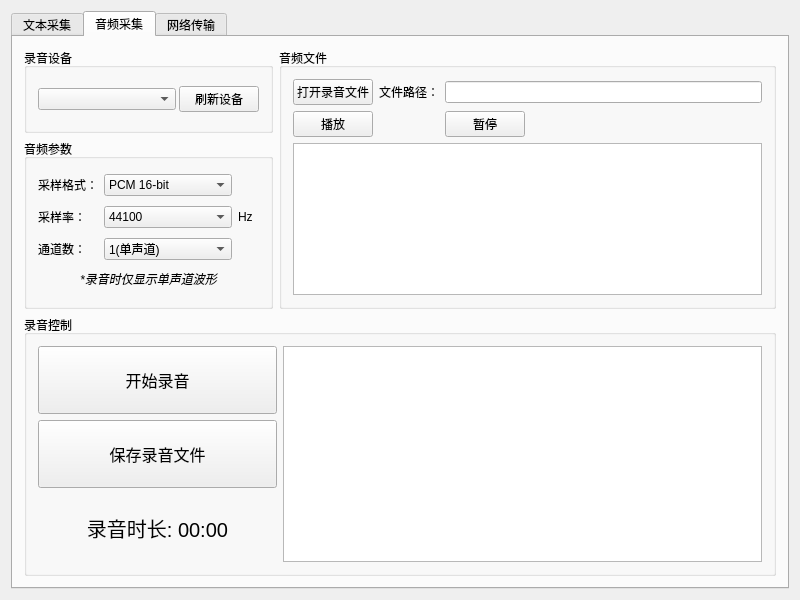
Qt form SignalTransmitter/mainwindow.ui (RyougiSama/SignalTransmitter) before a commit.
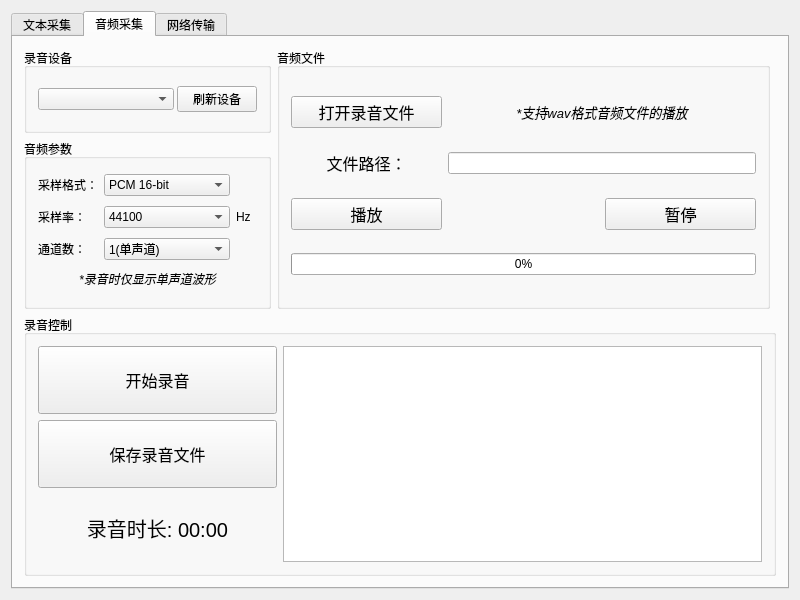
The same form after that commit. Icons and pictures are not drawn. Custom widgets are drawn as their Qt base class.

Commit message:
优化主窗口界面布局和控件属性
在 `mainwindow.ui` 文件中，重组了多个界面元素，修改了布局的行列伸缩属性，增加了新的控件并调整了现有控件的位置。将“音频文件”组框标题更改为“录音控制”，更新了相关按钮的文本和图标，新增“保存录音文件”和“播放”按钮，并调整了它们的属性。更新了“录音时长”标签的文本和样式，移除了不再需要的控件，优化了整体界面布局。

What changed in the file:
```diff
--- a/SignalTransmitter/mainwindow.ui
+++ b/SignalTransmitter/mainwindow.ui
@@ -181,7 +181,7 @@
       <attribute name="title">
        <string>音频采集</string>
       </attribute>
-      <layout class="QGridLayout" name="gridLayout_11" rowstretch="1,1" columnstretch="1,2">
+      <layout class="QGridLayout" name="gridLayout_11" rowstretch="1,1" columnstretch="1,2,0">
        <item row="0" column="0">
         <layout class="QVBoxLayout" name="verticalLayout_2" stretch="1,2">
          <item>
@@ -316,131 +316,7 @@
          </item>
         </layout>
        </item>
-       <item row="0" column="1">
-        <widget class="QGroupBox" name="groupBox_10">
-         <property name="title">
-          <string>音频文件</string>
-         </property>
-         <layout class="QGridLayout" name="gridLayout_10">
-          <item row="0" column="0">
-           <widget class="QPushButton" name="btn_open_record_file">
-            <property name="font">
-             <font>
-              <pointsize>9</pointsize>
-             </font>
-            </property>
-            <property name="cursor">
-             <cursorShape>PointingHandCursor</cursorShape>
-            </property>
-            <property name="text">
-             <string>打开录音文件</string>
-            </property>
-            <property name="icon">
-             <iconset resource="mainwindow.qrc">
-              <normaloff>:/MainWindow/Resource/file_open.png</normaloff>:/MainWindow/Resource/file_open.png</iconset>
-            </property>
-            <property name="iconSize">
-             <size>
-              <width>20</width>
-              <height>20</height>
-             </size>
-            </property>
-            <property name="checkable">
-             <bool>false</bool>
-            </property>
-           </widget>
-          </item>
-          <item row="0" column="1">
-           <widget class="QLabel" name="label_8">
-            <property name="text">
-             <string>文件路径：</string>
-            </property>
-           </widget>
-          </item>
-          <item row="0" column="2">
-           <widget class="QLineEdit" name="lineEdit"/>
-          </item>
-          <item row="1" column="0">
-           <widget class="QPushButton" name="btn_play_record">
-            <property name="sizePolicy">
-             <sizepolicy hsizetype="Fixed" vsizetype="Fixed">
-              <horstretch>0</horstretch>
-              <verstretch>0</verstretch>
-             </sizepolicy>
-            </property>
-            <property name="minimumSize">
-             <size>
-              <width>0</width>
-              <height>0</height>
-             </size>
-            </property>
-            <property name="baseSize">
-             <size>
-              <width>0</width>
-              <height>0</height>
-             </size>
-            </property>
-            <property name="font">
-             <font>
-              <pointsize>9</pointsize>
-             </font>
-            </property>
-            <property name="cursor">
-             <cursorShape>PointingHandCursor</cursorShape>
-            </property>
-            <property name="text">
-             <string>播放</string>
-            </property>
-            <property name="icon">
-             <iconset resource="mainwindow.qrc">
-              <normaloff>:/MainWindow/Resource/media_control.png</normaloff>:/MainWindow/Resource/media_control.png</iconset>
-            </property>
-            <property name="iconSize">
-             <size>
-              <width>20</width>
-              <height>20</height>
-             </size>
-            </property>
-           </widget>
-          </item>
-          <item row="1" column="2">
-           <widget class="QPushButton" name="btn_suspend_record">
-            <property name="sizePolicy">
-             <sizepolicy hsizetype="Fixed" vsizetype="Fixed">
-              <horstretch>0</horstretch>
-              <verstretch>0</verstretch>
-             </sizepolicy>
-            </property>
-            <property name="font">
-             <font>
-              <pointsize>9</pointsize>
-             </font>
-            </property>
-            <property name="cursor">
-             <cursorShape>PointingHandCursor</cursorShape>
-            </property>
-            <property name="text">
-             <string>暂停</string>
-            </property>
-            <property name="icon">
-             <iconset resource="mainwindow.qrc">
-              <normaloff>:/MainWindow/Resource/media_control_stop.png</normaloff>:/MainWindow/Resource/media_control_stop.png</iconset>
-            </property>
-            <property name="iconSize">
-             <size>
-              <width>20</width>
-              <height>20</height>
-             </size>
-            </property>
-           </widget>
-          </item>
-          <item row="2" column="0" colspan="3">
-           <widget class="QGraphicsView" name="graphicsView_2"/>
-          </item>
-         </layout>
-        </widget>
-       </item>
-       <item row="1" column="0" colspan="2">
+       <item row="1" column="0" colspan="3">
         <widget class="QGroupBox" name="groupBox_9">
          <property name="title">
           <string>录音控制</string>
@@ -535,6 +411,177 @@
          </layout>
         </widget>
        </item>
+       <item row="0" column="1">
+        <widget class="QGroupBox" name="groupBox_10">
+         <property name="title">
+          <string>音频文件</string>
+         </property>
+         <layout class="QGridLayout" name="gridLayout_10" rowstretch="1,0,0,0">
+          <item row="3" column="0" colspan="3">
+           <widget class="QProgressBar" name="progressBar_playback">
+            <property name="value">
+             <number>0</number>
+            </property>
+           </widget>
+          </item>
+          <item row="2" column="0">
+           <widget class="QPushButton" name="btn_play_wav">
+            <property name="sizePolicy">
+             <sizepolicy hsizetype="Minimum" vsizetype="Fixed">
+              <horstretch>0</horstretch>
+              <verstretch>0</verstretch>
+             </sizepolicy>
+            </property>
+            <property name="minimumSize">
+             <size>
+              <width>0</width>
+              <height>0</height>
+             </size>
+            </property>
+            <property name="baseSize">
+             <size>
+              <width>0</width>
+              <height>0</height>
+             </size>
+            </property>
+            <property name="font">
+             <font>
+              <pointsize>12</pointsize>
+             </font>
+            </property>
+            <property name="cursor">
+             <cursorShape>PointingHandCursor</cursorShape>
+            </property>
+            <property name="layoutDirection">
+             <enum>Qt::LayoutDirection::LeftToRight</enum>
+            </property>
+            <property name="autoFillBackground">
+             <bool>false</bool>
+            </property>
+            <property name="text">
+             <string>播放</string>
+            </property>
+            <property name="icon">
+             <iconset resource="mainwindow.qrc">
+              <normaloff>:/MainWindow/Resource/media_control.png</normaloff>:/MainWindow/Resource/media_control.png</iconset>
+            </property>
+            <property name="iconSize">
+             <size>
+              <width>20</width>
+              <height>20</height>
+             </size>
+            </property>
+           </widget>
+          </item>
+          <item row="1" column="0">
+           <widget class="QLabel" name="label_8">
+            <property name="font">
+             <font>
+              <pointsize>12</pointsize>
+             </font>
+            </property>
+            <property name="text">
+             <string>文件路径：</string>
+            </property>
+            <property name="alignment">
+             <set>Qt::AlignmentFlag::AlignCenter</set>
+            </property>
+           </widget>
+          </item>
+          <item row="1" column="1" colspan="2">
+           <widget class="QLineEdit" name="lineEdit_wav_file_path">
+            <property name="readOnly">
+             <bool>true</bool>
+            </property>
+           </widget>
+          </item>
+          <item row="2" column="2">
+           <widget class="QPushButton" name="btn_pause_wav">
+            <property name="sizePolicy">
+             <sizepolicy hsizetype="Minimum" vsizetype="Fixed">
+              <horstretch>0</horstretch>
+              <verstretch>0</verstretch>
+             </sizepolicy>
+            </property>
+            <property name="font">
+             <font>
+              <pointsize>12</pointsize>
+             </font>
+            </property>
+            <property name="cursor">
+             <cursorShape>PointingHandCursor</cursorShape>
+            </property>
+            <property name="text">
+             <string>暂停</string>
+            </property>
+            <property name="icon">
+             <iconset resource="mainwindow.qrc">
+              <normaloff>:/MainWindow/Resource/media_control_stop.png</normaloff>:/MainWindow/Resource/media_control_stop.png</iconset>
+            </property>
+            <property name="iconSize">
+             <size>
+              <width>20</width>
+              <height>20</height>
+             </size>
+            </property>
+           </widget>
+          </item>
+          <item row="0" column="0">
+           <widget class="QPushButton" name="btn_open_record_file">
+            <property name="sizePolicy">
+             <sizepolicy hsizetype="Minimum" vsizetype="Fixed">
+              <horstretch>0</horstretch>
+              <verstretch>0</verstretch>
+             </sizepolicy>
+            </property>
+            <property name="font">
+             <font>
+              <pointsize>12</pointsize>
+             </font>
+            </property>
+            <property name="cursor">
+             <cursorShape>PointingHandCursor</cursorShape>
+            </property>
+            <property name="text">
+             <string>打开录音文件</string>
+            </property>
+            <property name="icon">
+             <iconset resource="mainwindow.qrc">
+              <normaloff>:/MainWindow/Resource/file_open.png</normaloff>:/MainWindow/Resource/file_open.png</iconset>
+            </property>
+            <property name="iconSize">
+             <size>
+              <width>20</width>
+              <height>20</height>
+             </size>
+            </property>
+            <property name="checkable">
+             <bool>false</bool>
+            </property>
+            <property name="default">
+             <bool>false</bool>
+            </property>
+           </widget>
+          </item>
+          <item row="0" column="1" colspan="2">
+           <widget class="QLabel" name="label_9">
+            <property name="font">
+             <font>
+              <pointsize>10</pointsize>
+              <italic>true</italic>
+             </font>
+            </property>
+            <property name="text">
+             <string>*支持wav格式音频文件的播放</string>
+            </property>
+            <property name="alignment">
+             <set>Qt::AlignmentFlag::AlignCenter</set>
+            </property>
+           </widget>
+          </item>
+         </layout>
+        </widget>
+       </item>
       </layout>
      </widget>
      <widget class="QWidget" name="tab_network">
```
